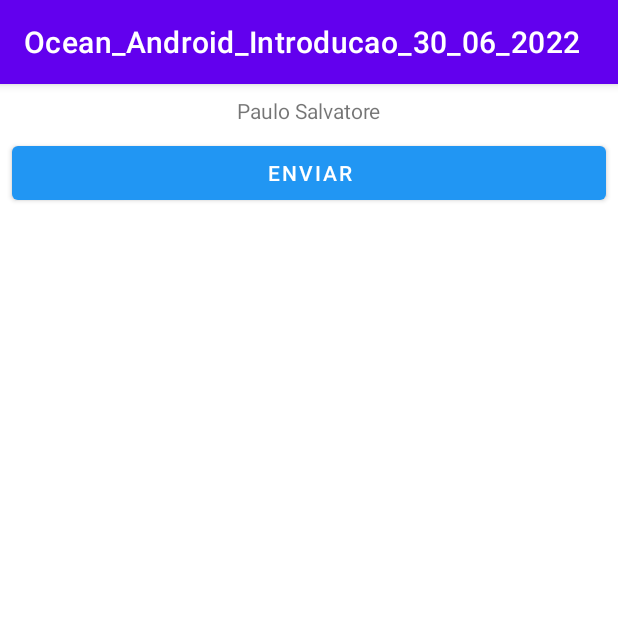
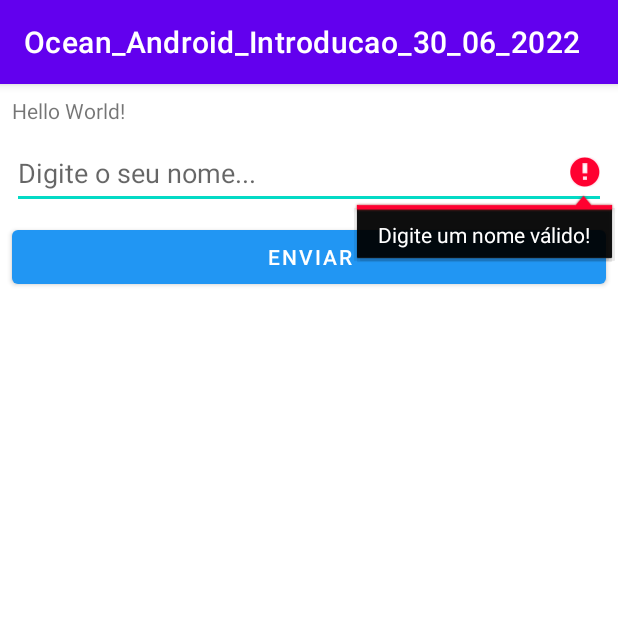
Before and after one commit to paulosalvatore/Ocean_Android_Introducao_30_06_2022, an Android app: the screen it shows after launch (MainActivity), after a tap on "ENVIAR", on a phone screen of 412 x 824 dp, the top half of it. Run offline under Robolectric (Android 15) with nearby library versions, the phone set to English and light mode, and no system bars.

Commit message:
Desafio resolvido

```diff
--- a/app/src/main/java/com/oceanbrasil/ocean_android_introducao_30_06_2022/MainActivity.kt
+++ b/app/src/main/java/com/oceanbrasil/ocean_android_introducao_30_06_2022/MainActivity.kt
@@ -2,6 +2,7 @@ package com.oceanbrasil.ocean_android_introducao_30_06_2022
 
 import android.os.Bundle
 import android.widget.Button
+import android.widget.EditText
 import android.widget.TextView
 import androidx.appcompat.app.AppCompatActivity
 
@@ -13,13 +14,27 @@ class MainActivity : AppCompatActivity() {
         // Buscar o botão pelo ID
         val btEnviar = findViewById<Button>(R.id.btEnviar)
         val tvResultado = findViewById<TextView>(R.id.tvResultado)
+        val etNome = findViewById<EditText>(R.id.etNome)
 
         btEnviar.setOnClickListener {
             // Dentro deste bloco, estamos dentro do clickListener
             // Portanto, o código que está aqui será executado
             // quando o botão for clicado (clique = toque no celular)
 
-            tvResultado.text = "Paulo Salvatore"
+            /*
+            Pegar o que está escrito no etNome
+            Checar se o que está escrito é vazio ou não
+            A partir disso, se estiver vazio, preciso mostrar uma mensagem de erro
+            Caso contrário, atualizo o texto no TextView com o que foi digitado no EditText
+            */
+
+            val nomeDigitado = etNome.text
+
+            if (nomeDigitado.isBlank()) {
+                etNome.error = "Digite um nome válido!"
+            } else {
+                tvResultado.text = nomeDigitado
+            }
         }
     }
 }
--- a/app/src/main/res/layout/activity_main.xml
+++ b/app/src/main/res/layout/activity_main.xml
@@ -8,9 +8,11 @@
 
     <TextView
         android:id="@+id/tvResultado"
-        android:layout_width="wrap_content"
+        android:layout_width="0dp"
         android:layout_height="wrap_content"
+        android:layout_marginLeft="8dp"
         android:layout_marginTop="8dp"
+        android:layout_marginRight="8dp"
         android:text="Hello World!"
         app:layout_constraintLeft_toLeftOf="parent"
         app:layout_constraintRight_toRightOf="parent"
@@ -29,6 +31,23 @@
         app:backgroundTint="#2196F3"
         app:layout_constraintEnd_toEndOf="parent"
         app:layout_constraintStart_toStartOf="parent"
+        app:layout_constraintTop_toBottomOf="@+id/etNome" />
+
+    <EditText
+        android:id="@+id/etNome"
+        android:layout_width="0dp"
+        android:layout_height="wrap_content"
+        android:layout_marginStart="8dp"
+        android:layout_marginLeft="8dp"
+        android:layout_marginTop="8dp"
+        android:layout_marginEnd="8dp"
+        android:layout_marginRight="8dp"
+        android:ems="10"
+        android:hint="Digite o seu nome..."
+        android:inputType="textPersonName"
+        android:minHeight="48dp"
+        app:layout_constraintEnd_toEndOf="parent"
+        app:layout_constraintStart_toStartOf="parent"
         app:layout_constraintTop_toBottomOf="@+id/tvResultado" />
 
 </androidx.constraintlayout.widget.ConstraintLayout>
```
